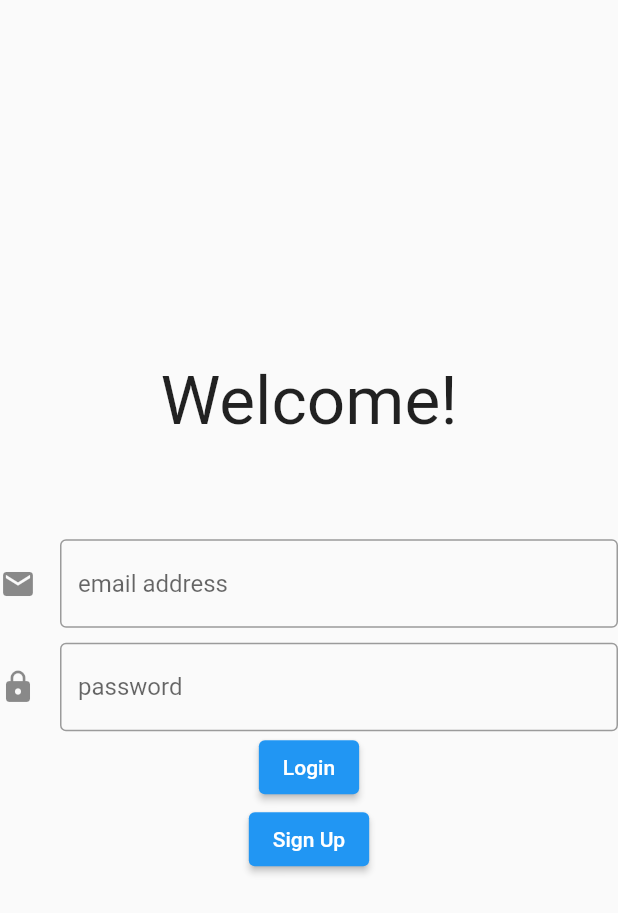
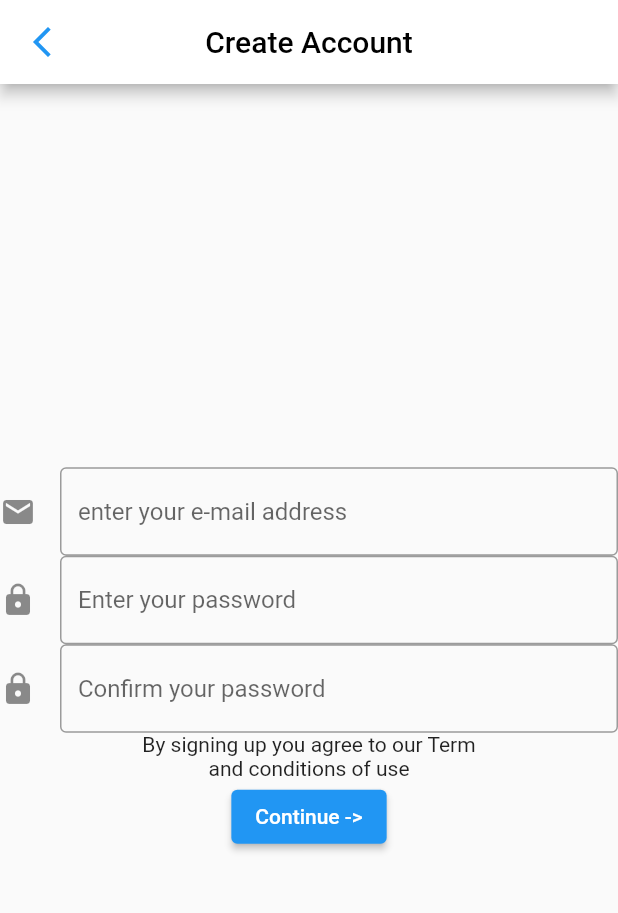
Before and after one commit to hun9357/firebase_flutter_demo, a Flutter app: the screen it shows after launch, after a tap on "Sign Up", on a phone screen of 412 x 824 dp. Shown: the top 913 px of the screen. Run offline on Flutter 3.47's test engine with Material 2 defaults, Android fonts, the phone set to English and light mode, and no system bars.

Commit message:
register page designed

```diff
--- a/lib/screens/homepage.dart
+++ b/lib/screens/homepage.dart
@@ -0,0 +1,17 @@
+import 'package:flutter/src/widgets/container.dart';
+import 'package:flutter/src/widgets/framework.dart';
+import 'package:flutter/material.dart';
+
+class HomePage extends StatefulWidget {
+  const HomePage({super.key});
+
+  @override
+  State<HomePage> createState() => _HomePage();
+}
+
+class _HomePage extends State<HomePage> {
+  @override
+  Widget build(BuildContext context) {
+    return Container();
+  }
+}
--- a/lib/screens/login.dart
+++ b/lib/screens/login.dart
@@ -1,6 +1,8 @@
 import 'package:flutter/material.dart';
+import 'package:login_demo/screens/register.dart';
 
 class LoginPage extends StatefulWidget {
+  const LoginPage({super.key});
   @override
   State<LoginPage> createState() => _LoginPage();
 }
@@ -9,6 +11,11 @@ class _LoginPage extends State<LoginPage> {
   TextEditingController nameController = TextEditingController();
   String fullName = '';
 
+  navigateToDeviceScreen() {
+    Navigator.push(
+        context, MaterialPageRoute(builder: (context) => const RegisterPage()));
+  }
+
   @override
   Widget build(BuildContext context) {
     return Scaffold(
@@ -16,27 +23,31 @@ class _LoginPage extends State<LoginPage> {
         child: Column(
           mainAxisAlignment: MainAxisAlignment.center,
           children: <Widget>[
-            Text(
+            const Text(
               "Welcome!",
               style: TextStyle(fontSize: 45),
             ),
-            SizedBox(height: 66),
-            TextField(
+            const SizedBox(height: 66),
+            const TextField(
               decoration: InputDecoration(
                   icon: Icon(Icons.email),
                   hintText: 'email address',
                   border: OutlineInputBorder()),
             ),
-            SizedBox(height: 10),
-            TextField(
+            const SizedBox(height: 10),
+            const TextField(
               obscureText: true,
               decoration: InputDecoration(
                   icon: Icon(Icons.lock),
                   hintText: 'password',
                   border: OutlineInputBorder()),
             ),
-            ElevatedButton(onPressed: () {}, child: Text('Login')),
-            ElevatedButton(onPressed: () {}, child: Text('Sign Up'))
+            ElevatedButton(onPressed: () {}, child: const Text('Login')),
+            ElevatedButton(
+                onPressed: () {
+                  navigateToDeviceScreen();
+                },
+                child: const Text('Sign Up'))
           ],
         ),
       ),
--- a/lib/screens/register.dart
+++ b/lib/screens/register.dart
@@ -0,0 +1,70 @@
+import 'package:flutter/material.dart';
+import 'package:login_demo/screens/homepage.dart';
+
+class RegisterPage extends StatefulWidget {
+  const RegisterPage({super.key});
+  @override
+  State<RegisterPage> createState() => _RegisterPage();
+}
+
+class _RegisterPage extends State<RegisterPage> {
+  navigateToHome() {
+    Navigator.push(
+        context, MaterialPageRoute(builder: (context) => const HomePage()));
+  }
+
+  @override
+  Widget build(BuildContext context) {
+    return Scaffold(
+        appBar: AppBar(
+          backgroundColor: Colors.white,
+          leading: IconButton(
+              onPressed: () {
+                setState(() {
+                  Navigator.pop(context);
+                });
+              },
+              icon: const Icon(
+                Icons.arrow_back_ios_new_outlined,
+                color: Colors.blue,
+              )),
+          title: const Text(
+            'Create Account',
+            style: TextStyle(color: Colors.black),
+          ),
+          centerTitle: true,
+        ),
+        body: Center(
+          child: Column(
+            mainAxisAlignment: MainAxisAlignment.center,
+            children: <Widget>[
+              const TextField(
+                decoration: InputDecoration(
+                    icon: Icon(Icons.email),
+                    hintText: 'enter your e-mail address',
+                    border: OutlineInputBorder()),
+              ),
+              const TextField(
+                decoration: InputDecoration(
+                    icon: Icon(Icons.lock),
+                    hintText: 'Enter your password',
+                    border: OutlineInputBorder()),
+              ),
+              const TextField(
+                decoration: InputDecoration(
+                    icon: Icon(Icons.lock),
+                    hintText: 'Confirm your password',
+                    border: OutlineInputBorder()),
+              ),
+              const Text('By signing up you agree to our Term'),
+              const Text('and conditions of use'),
+              ElevatedButton(
+                  onPressed: () {
+                    navigateToHome();
+                  },
+                  child: const Text('Continue ->'))
+            ],
+          ),
+        ));
+  }
+}
```
